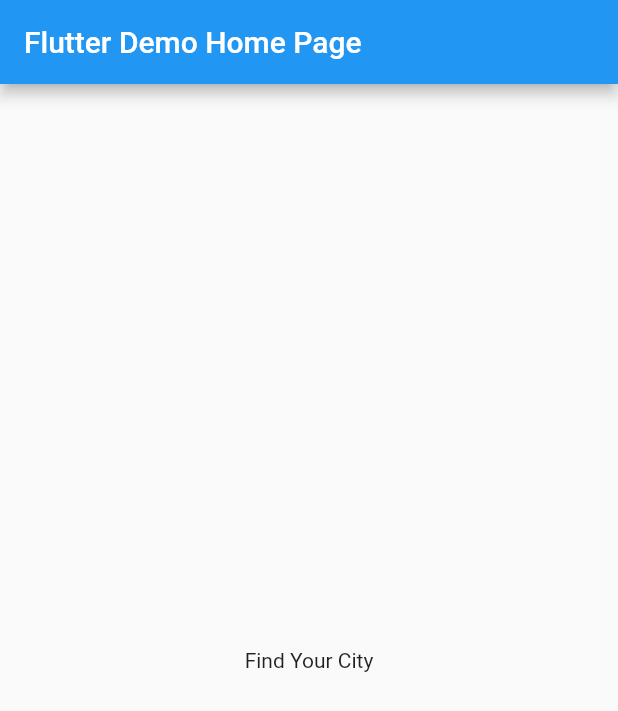
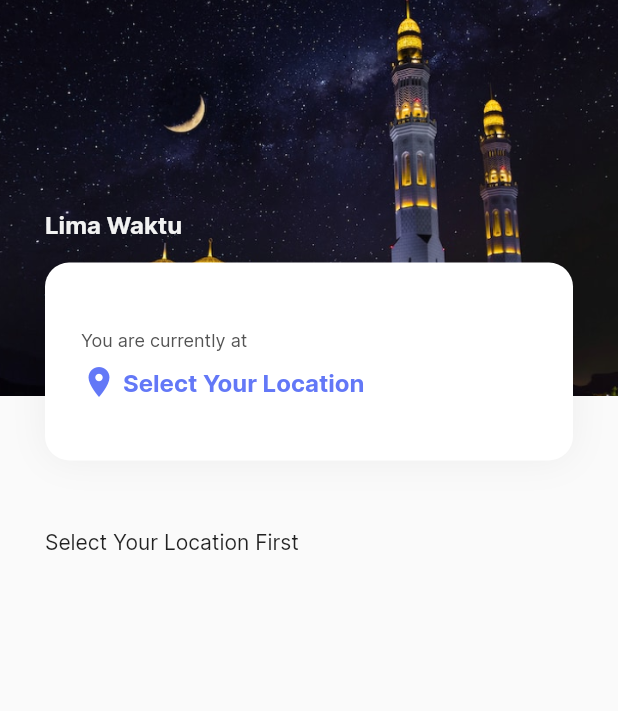
Before and after one commit to asrafilll/limawaktu, a Flutter app: the screen it shows after launch, on a phone screen of 412 x 824 dp. Shown: the top 711 px of the screen. Run offline on Flutter 3.47's test engine with Material 2 defaults, Android fonts, the light colour scheme and no system bars; our stand-ins replace dio, shared_preferences.

Commit message:
LimaWaktu v1.0 Alpha Done

```diff
--- /dev/null
+++ b/lib/app.dart
@@ -0,0 +1,151 @@
+import 'dart:convert';
+
+import 'package:flutter/material.dart';
+import 'package:intl/intl.dart';
+import 'package:limawaktu/app_styles.dart';
+import 'package:limawaktu/components/mainheader_bg_component.dart';
+import 'package:limawaktu/components/praytime_section.dart';
+import 'package:limawaktu/components/search_form.dart';
+import 'package:limawaktu/models/praytime_model.dart';
+import 'package:limawaktu/services/city_services.dart';
+import 'package:shared_preferences/shared_preferences.dart';
+
+class GettingStartedScreen extends StatefulWidget {
+  const GettingStartedScreen({super.key});
+
+  @override
+  State<GettingStartedScreen> createState() => _GettingStartedScreenState();
+}
+
+class _GettingStartedScreenState extends State<GettingStartedScreen> {
+  @override
+  void initState() {
+    super.initState();
+    loadSavedData();
+  }
+
+  String locationName = 'Select Your Location';
+  final CityServices service = CityServices();
+
+  ScheduleData? prayTimeData;
+
+  Future<void> loadSavedData() async {
+    final SharedPreferences prefs = await SharedPreferences.getInstance();
+    setState(() {
+      locationName = prefs.getString('locationName') ?? 'Select Your Location';
+      String? prayTimeDataString = prefs.getString('prayTimeData');
+      prayTimeData = prayTimeDataString != null
+          ? ScheduleData.fromJson(jsonDecode(prayTimeDataString))
+          : null;
+    });
+  }
+
+  Future<void> saveDataToStorage() async {
+    SharedPreferences prefs = await SharedPreferences.getInstance();
+    await prefs.setString('locationName', locationName);
+    await prefs.setString('prayTimeData', jsonEncode(prayTimeData?.toJson()));
+  }
+
+  Future<void> handleCitySelected(String cityId) async {
+    DateTime now = DateTime.now();
+    String formattedDate = DateFormat('yyyy-MM-dd').format(now);
+    prayTimeData = await service.getCityPraySchedule(cityId, formattedDate);
+    setState(() {});
+    await saveDataToStorage();
+  }
+
+  @override
+  Widget build(BuildContext context) {
+    return Scaffold(
+      body: Column(
+        crossAxisAlignment: CrossAxisAlignment.start,
+        children: [
+          Stack(
+            children: [
+              const MainHeaderBGComponent(),
+              Padding(
+                padding: EdgeInsets.only(
+                  top: MediaQuery.of(context).size.height * 0.17,
+                  left: 30,
+                  right: 30,
+                ),
+                child: Column(
+                  crossAxisAlignment: CrossAxisAlignment.start,
+                  children: [
+                    Text(
+                      'Lima Waktu',
+                      style: CustomTextStyle.h2TextStyle,
+                    ),
+                    Container(
+                      margin: const EdgeInsets.only(top: 16),
+                      padding: const EdgeInsets.only(left: 24, top: 32),
+                      width: double.infinity,
+                      height: MediaQuery.of(context).size.height * 0.16,
+                      decoration: BoxDecoration(
+                        color: Colors.white,
+                        borderRadius: BorderRadius.circular(16),
+                        boxShadow: <BoxShadow>[
+                          BoxShadow(
+                            color: Colors.black.withOpacity(0.05),
+                            blurRadius: 20.0,
+                            offset: const Offset(0.0, 0.4),
+                          )
+                        ],
+                      ),
+                      child: Column(
+                        mainAxisAlignment: MainAxisAlignment.center,
+                        crossAxisAlignment: CrossAxisAlignment.start,
+                        children: [
+                          Text(
+                            'You are currently at',
+                            style: CustomTextStyle.smallBodyTextStyle,
+                          ),
+                          const SizedBox(height: 8),
+                          InkWell(
+                            onTap: () async {
+                              locationName = await showSearch(
+                                context: context,
+                                delegate: SearchForm(
+                                  onCitySelected: handleCitySelected,
+                                ),
+                              );
+                            },
+                            child: Row(
+                              children: [
+                                const Icon(
+                                  Icons.location_on,
+                                  color: AppColors.kLightBlueColor,
+                                ),
+                                const SizedBox(width: 4),
+                                Text(
+                                  locationName,
+                                  style: CustomTextStyle.h2TextStyle.copyWith(
+                                    color: AppColors.kLightBlueColor,
+                                  ),
+                                ),
+                              ],
+                            ),
+                          ),
+                          const SizedBox(height: 28),
+                        ],
+                      ),
+                    ),
+                  ],
+                ),
+              ),
+            ],
+          ),
+          const SizedBox(height: 46),
+          prayTimeData == null
+              ? const Padding(
+                  padding: EdgeInsets.symmetric(horizontal: 30),
+                  child: Text('Select Your Location First '),
+                )
+              : PrayTimeSection(
+                  scheduleData: prayTimeData!,
+                )
+        ],
+      ),
+    );
+  }
+}
--- /dev/null
+++ b/lib/app_styles.dart
@@ -0,0 +1,24 @@
+import 'package:flutter/material.dart';
+
+class CustomTextStyle {
+  static TextStyle h2TextStyle = const TextStyle(
+    fontWeight: FontWeight.bold,
+    fontSize: 16,
+    color: Color(0XFFF2F2F2),
+  );
+
+  static TextStyle smallBodyTextStyle = const TextStyle(
+    fontSize: 12,
+    color: Color(0XFF535353),
+  );
+
+  static TextStyle prayTimeTextStyle = const TextStyle(
+    fontSize: 16,
+    color: AppColors.kblackTextColor,
+  );
+}
+
+class AppColors {
+  static const kLightBlueColor = Color(0XFF6378F7);
+  static const kblackTextColor = Color(0XFF0F0F0F);
+}
--- /dev/null
+++ b/lib/components/mainheader_bg_component.dart
@@ -0,0 +1,20 @@
+import 'package:flutter/material.dart';
+import 'package:limawaktu/constant.dart';
+
+class MainHeaderBGComponent extends StatelessWidget {
+  const MainHeaderBGComponent({super.key});
+
+  @override
+  Widget build(BuildContext context) {
+    return Container(
+      width: double.infinity,
+      height: MediaQuery.of(context).size.height * 0.32,
+      decoration: const BoxDecoration(
+        image: DecorationImage(
+          fit: BoxFit.cover,
+          image: AssetImage(Constants.mainBg),
+        ),
+      ),
+    );
+  }
+}
--- a/lib/constant.dart
+++ b/lib/constant.dart
@@ -1,3 +1,5 @@
 class Constants {
   static const apiURL = 'https://api.banghasan.com/sholat/format/json';
+
+  static const mainBg = 'assets/images/main_bg.png';
 }
--- a/lib/main.dart
+++ b/lib/main.dart
@@ -1,6 +1,5 @@
 import 'package:flutter/material.dart';
-import 'package:limawaktu/components/search_form.dart';
-import 'package:limawaktu/services/city_services.dart';
+import 'package:limawaktu/app.dart';
 
 void main() {
   runApp(const MyApp());
@@ -12,52 +11,12 @@
   @override
   Widget build(BuildContext context) {
     return MaterialApp(
-      title: 'Flutter Demo',
+      debugShowCheckedModeBanner: false,
+      title: 'LimaWaktu',
       theme: ThemeData(
-        primarySwatch: Colors.blue,
+        fontFamily: 'Inter',
       ),
-      home: const MyHomePage(title: 'Flutter Demo Home Page'),
+      home: const GettingStartedScreen(),
     );
   }
 }
-
-class MyHomePage extends StatefulWidget {
-  const MyHomePage({super.key, required this.title});
-
-  final String title;
-
-  @override
-  State<MyHomePage> createState() => _MyHomePageState();
-}
-
-class _MyHomePageState extends State<MyHomePage> {
-  final CityServices service = CityServices();
-
-  @override
-  void initState() {
-    super.initState();
-  }
-
-  @override
-  Widget build(BuildContext context) {
-    return Scaffold(
-        appBar: AppBar(
-          title: Text(widget.title),
-        ),
-        body: Center(
-          child: Column(
-            mainAxisAlignment: MainAxisAlignment.center,
-            children: [
-              InkWell(
-                onTap: () {
-                  showSearch(context: context, delegate: SearchForm());
-                },
-                child: const Text(
-                  'Find Your City',
-                ),
-              ),
-            ],
-          ),
-        ));
-  }
-}
--- a/lib/sholat/sholat_event.dart
+++ /dev/null
@@ -1,4 +0,0 @@
-part of 'sholat_bloc.dart';
-
-@immutable
-abstract class SholatEvent {}
--- a/lib/sholat/sholat_state.dart
+++ /dev/null
@@ -1,6 +0,0 @@
-part of 'sholat_bloc.dart';
-
-@immutable
-abstract class SholatState {}
-
-class SholatInitial extends SholatState {}
--- a/pubspec.yaml
+++ b/pubspec.yaml
@@ -15,6 +15,8 @@
   cupertino_icons: ^1.0.2
   flutter_bloc: ^8.1.3
   dio: ^5.2.0+1
+  intl: ^0.18.1
+  shared_preferences: ^2.1.2
 
 dev_dependencies:
   flutter_test:
```
Also changed, not shown: lib/components/praytime_section.dart (added, +51 -0 lines), lib/components/praytime_tile_component.dart (added, +32 -0 lines), lib/components/search_form.dart (+49 -9 lines), lib/models/praytime_model.dart (renamed from lib/praytime_model.dart, +10 -39 lines), lib/services/city_services.dart (+9 -0 lines), lib/sholat/sholat_bloc.dart (deleted, +0 -13 lines), assets/images/main_bg.png (renamed from assets/images/Rectangle 3.png), pubspec.lock, 7 other files.
